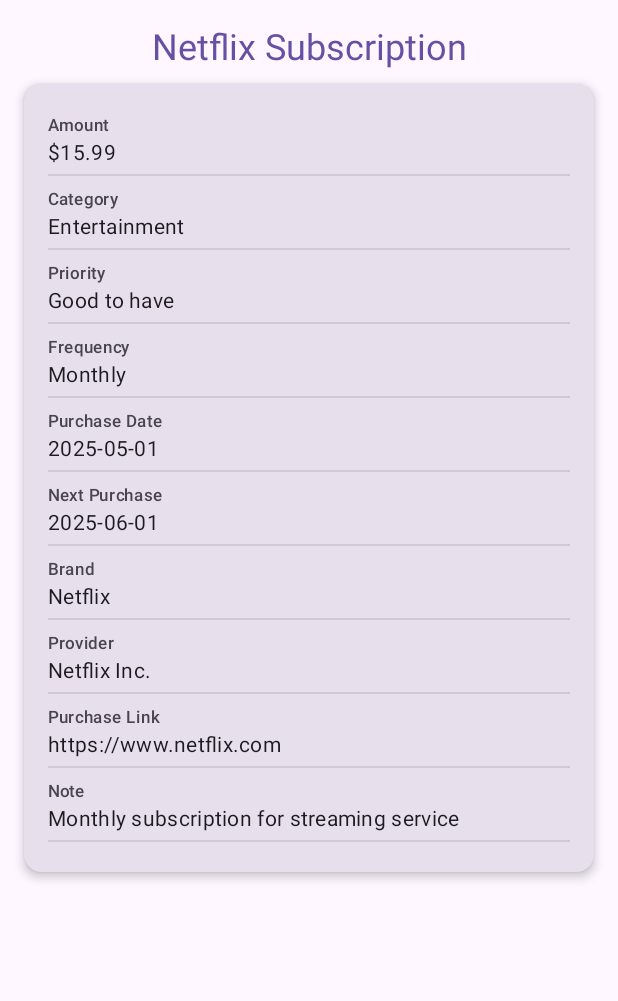
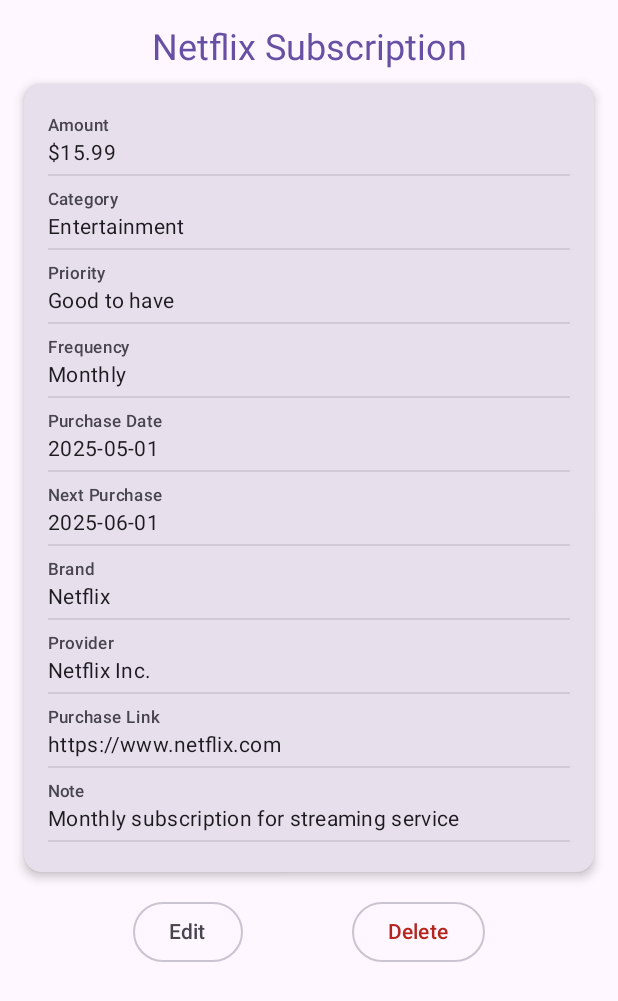
Before and after one commit to Klariskao/Android-Budgeting-app-, an Android app built with Jetpack Compose: the @Preview function ExpenseDetailScreenPreview, on a phone screen of 412 x 824 dp. Shown: the top 1001 px of the screen. Run offline under Robolectric (Android 15) with nearby library versions, the phone set to English and light mode, and no system bars; our stand-ins replace Room's generated code.

Commit message:
💄 Add edit and delete buttons to Expense detail

```diff
--- a/app/src/main/java/com/example/mybudget/MainActivity.kt
+++ b/app/src/main/java/com/example/mybudget/MainActivity.kt
@@ -57,7 +57,7 @@ class MainActivity : ComponentActivity() {
                         val viewModel: ExpenseDetailViewModel = koinViewModel(
                             viewModelStoreOwner = backStackEntry,
                         )
-                        ExpenseDetailScreen(viewModel = viewModel)
+                        ExpenseDetailScreen(viewModel = viewModel, navController)
                     }
                 }
             }
--- a/app/src/main/java/com/example/mybudget/data/local/ExpenseDao.kt
+++ b/app/src/main/java/com/example/mybudget/data/local/ExpenseDao.kt
@@ -4,6 +4,7 @@ import androidx.room.Dao
 import androidx.room.Delete
 import androidx.room.Insert
 import androidx.room.Query
+import androidx.room.Update
 import com.example.mybudget.data.model.Expense
 import kotlinx.coroutines.flow.Flow
 
@@ -15,9 +16,12 @@ interface ExpenseDao {
     @Delete
     suspend fun deleteExpense(expense: Expense)
 
+    @Update
+    suspend fun updateExpense(expense: Expense)
+
     @Query("SELECT * FROM expenses")
     suspend fun getAllExpenses(): List<Expense>
 
     @Query("SELECT * FROM expenses WHERE id = :id")
-    fun getExpenseById(id: Long): Flow<Expense?>
+    fun getExpenseById(id: Long): Flow<Expense>
 }
--- a/app/src/main/java/com/example/mybudget/data/local/MockExpenseDao.kt
+++ b/app/src/main/java/com/example/mybudget/data/local/MockExpenseDao.kt
@@ -51,5 +51,6 @@ class MockExpenseDao : ExpenseDao {
     }
 
     override suspend fun getAllExpenses(): List<Expense> = expenseList
-    override fun getExpenseById(id: Long): Flow<Expense?> = flowOf(expenseList.first())
+    override fun getExpenseById(id: Long): Flow<Expense> = flowOf(expenseList.first())
+    override suspend fun updateExpense(expense: Expense) {}
 }
--- a/app/src/main/java/com/example/mybudget/repository/BudgetRepository.kt
+++ b/app/src/main/java/com/example/mybudget/repository/BudgetRepository.kt
@@ -12,10 +12,11 @@ interface BudgetRepository {
     suspend fun getBudget(): Budget
     suspend fun saveBudget(budget: Budget)
     suspend fun addExpense(expense: Expense)
-     fun getExpenseById(id: Long): Flow<Expense>
+    fun getExpenseById(id: Long): Flow<Expense>
     suspend fun removeExpense(expense: Expense)
     suspend fun loadBudgetFromDatabase()
     suspend fun saveBudgetToDatabase(budget: Budget)
     suspend fun addIncome(income: Income)
     suspend fun removeIncome(income: Income)
+    suspend fun updateExpense(expense: Expense)
 }
--- a/app/src/main/java/com/example/mybudget/repository/BudgetRepositoryImpl.kt
+++ b/app/src/main/java/com/example/mybudget/repository/BudgetRepositoryImpl.kt
@@ -77,4 +77,8 @@ class BudgetRepositoryImpl(private val expenseDao: ExpenseDao, private val incom
 
         budget.expenses.forEach { expenseDao.insertExpense(it) }
     }
+
+    override suspend fun updateExpense(expense: Expense) {
+        expenseDao.updateExpense(expense)
+    }
 }
--- a/app/src/main/java/com/example/mybudget/ui/ExpenseDetailViewModel.kt
+++ b/app/src/main/java/com/example/mybudget/ui/ExpenseDetailViewModel.kt
@@ -5,36 +5,49 @@ import androidx.lifecycle.SavedStateHandle
 import androidx.lifecycle.ViewModel
 import androidx.lifecycle.viewModelScope
 import com.example.mybudget.data.model.Expense
-import com.example.mybudget.data.model.ExpenseCategory
-import com.example.mybudget.data.model.ExpenseFrequency
-import com.example.mybudget.data.model.ExpensePriority
 import com.example.mybudget.repository.BudgetRepository
-import kotlinx.coroutines.flow.SharingStarted
-import kotlinx.coroutines.flow.StateFlow
-import kotlinx.coroutines.flow.stateIn
+import com.example.mybudget.ui.model.ExpenseDetailEvent
+import kotlinx.coroutines.flow.Flow
+import kotlinx.coroutines.flow.MutableSharedFlow
+import kotlinx.coroutines.flow.asSharedFlow
+import kotlinx.coroutines.launch
 
-class ExpenseDetailViewModel(savedStateHandle: SavedStateHandle, repository: BudgetRepository) :
-    ViewModel() {
+class ExpenseDetailViewModel(
+    savedStateHandle: SavedStateHandle,
+    private val repository: BudgetRepository,
+) : ViewModel() {
+
+    private val _navigateBack = MutableSharedFlow<Unit>()
+    val navigateBack = _navigateBack.asSharedFlow()
 
     private val expenseId: Long = savedStateHandle.get<Long>("expenseId")
         ?: throw IllegalArgumentException("Missing expenseId")
 
-    val expense: StateFlow<Expense> =
-        repository
-            .getExpenseById(expenseId)
-            .stateIn(
-                scope = viewModelScope,
-                started = SharingStarted.WhileSubscribed(5000),
-                initialValue = Expense(
-                    name = "",
-                    amount = 0.0,
-                    priority = ExpensePriority.REQUIRED,
-                    frequency = ExpenseFrequency.YEARLY,
-                    category = ExpenseCategory.HOME,
-                ),
-            )
+    val expenseFlow: Flow<Expense> = repository.getExpenseById(expenseId)
+
 
     init {
         Log.d("ExpenseDetailVM", "expenseId = $expenseId")
     }
+
+    fun onEvent(event: ExpenseDetailEvent) {
+        Log.d("ExpenseDetailVM", "Event triggered: $event")
+        when (event) {
+            is ExpenseDetailEvent.UpdateExpense -> updateExpense(event.expense)
+            is ExpenseDetailEvent.RemoveExpense -> deleteExpense(event.expense)
+        }
+    }
+
+    private fun updateExpense(expense: Expense) {
+        viewModelScope.launch {
+            repository.updateExpense(expense)
+        }
+    }
+
+    private fun deleteExpense(expense: Expense) {
+        viewModelScope.launch {
+            repository.removeExpense(expense)
+            _navigateBack.emit(Unit)
+        }
+    }
 }
--- a/app/src/main/java/com/example/mybudget/ui/screens/ExpenseDetailScreen.kt
+++ b/app/src/main/java/com/example/mybudget/ui/screens/ExpenseDetailScreen.kt
@@ -1,8 +1,11 @@
 package com.example.mybudget.ui.screens
 
 import android.content.res.Configuration
+import android.util.Log
 import androidx.compose.foundation.background
+import androidx.compose.foundation.layout.Arrangement
 import androidx.compose.foundation.layout.Column
+import androidx.compose.foundation.layout.Row
 import androidx.compose.foundation.layout.Spacer
 import androidx.compose.foundation.layout.fillMaxSize
 import androidx.compose.foundation.layout.fillMaxWidth
@@ -10,30 +13,54 @@ import androidx.compose.foundation.layout.height
 import androidx.compose.foundation.layout.padding
 import androidx.compose.foundation.rememberScrollState
 import androidx.compose.foundation.verticalScroll
+import androidx.compose.material.CircularProgressIndicator
 import androidx.compose.material.Divider
+import androidx.compose.material3.ButtonDefaults
 import androidx.compose.material3.Card
 import androidx.compose.material3.CardDefaults
 import androidx.compose.material3.MaterialTheme
+import androidx.compose.material3.OutlinedButton
 import androidx.compose.material3.Text
 import androidx.compose.runtime.Composable
+import androidx.compose.runtime.LaunchedEffect
 import androidx.compose.runtime.collectAsState
 import androidx.compose.runtime.getValue
+import androidx.compose.runtime.mutableStateOf
+import androidx.compose.runtime.remember
+import androidx.compose.runtime.setValue
 import androidx.compose.ui.Modifier
 import androidx.compose.ui.text.style.TextAlign
 import androidx.compose.ui.tooling.preview.Preview
 import androidx.compose.ui.unit.dp
 import androidx.lifecycle.SavedStateHandle
+import androidx.navigation.NavController
+import androidx.navigation.compose.rememberNavController
 import com.example.mybudget.data.local.MockExpenseDao
 import com.example.mybudget.data.local.MockIncomeDao
 import com.example.mybudget.data.model.ExpenseFrequency
 import com.example.mybudget.repository.BudgetRepositoryImpl
 import com.example.mybudget.ui.ExpenseDetailViewModel
+import com.example.mybudget.ui.dialogs.DeleteConfirmationDialog
+import com.example.mybudget.ui.dialogs.EditExpenseDialog
 import com.example.mybudget.ui.helpers.formatCurrency
+import com.example.mybudget.ui.model.ExpenseDetailEvent
 import com.example.mybudget.ui.theme.MyBudgetTheme
+import kotlinx.coroutines.flow.collectLatest
 
 @Composable
-fun ExpenseDetailScreen(viewModel: ExpenseDetailViewModel) {
-    val expense by viewModel.expense.collectAsState()
+fun ExpenseDetailScreen(viewModel: ExpenseDetailViewModel, navController: NavController) {
+    val expense by viewModel.expenseFlow.collectAsState(initial = null)
+
+    var showEditDialog by remember { mutableStateOf(false) }
+    var showDeleteDialog by remember { mutableStateOf(false) }
+
+    LaunchedEffect(Unit) {
+        viewModel.navigateBack.collectLatest {
+            navController.popBackStack()
+        }
+    }
+
+    expense?.let { safeExpense ->
         Column(
             modifier = Modifier
                 .fillMaxSize()
@@ -42,7 +69,7 @@ fun ExpenseDetailScreen(viewModel: ExpenseDetailViewModel) {
                 .verticalScroll(rememberScrollState()),
         ) {
             Text(
-            text = expense.name,
+                text = safeExpense.name,
                 modifier = Modifier.fillMaxWidth(),
                 textAlign = TextAlign.Center,
                 style = MaterialTheme.typography.headlineSmall,
@@ -59,35 +86,80 @@ fun ExpenseDetailScreen(viewModel: ExpenseDetailViewModel) {
                 elevation = CardDefaults.cardElevation(defaultElevation = 4.dp),
             ) {
                 Column(modifier = Modifier.padding(16.dp)) {
-                InfoRow(label = "Amount", value = formatCurrency(expense.amount))
-                InfoRow(label = "Category", value = expense.category.label)
-                InfoRow(label = "Priority", value = expense.priority.label)
-                InfoRow(label = "Frequency", value = expense.frequency.label)
-                if (expense.frequency == ExpenseFrequency.CUSTOM &&
-                    expense.customFrequencyInDays != null
+                    InfoRow(label = "Amount", value = formatCurrency(safeExpense.amount))
+                    InfoRow(label = "Category", value = safeExpense.category.label)
+                    InfoRow(label = "Priority", value = safeExpense.priority.label)
+                    InfoRow(label = "Frequency", value = safeExpense.frequency.label)
+                    if (safeExpense.frequency == ExpenseFrequency.CUSTOM &&
+                        safeExpense.customFrequencyInDays != null
                     ) {
                         InfoRow(
                             label = "Custom Frequency",
-                        value = "${expense.customFrequencyInDays} days",
+                            value = "${safeExpense.customFrequencyInDays} days",
                         )
                     }
-                InfoRow(label = "Purchase Date", value = expense.purchaseDate.toString())
-                InfoRow(label = "Next Purchase", value = expense.nextPurchaseDate.toString())
-                if (expense.brand.isNotBlank()) {
-                    InfoRow(label = "Brand", value = expense.brand)
+                    InfoRow(label = "Purchase Date", value = safeExpense.purchaseDate.toString())
+                    InfoRow(label = "Next Purchase", value = safeExpense.nextPurchaseDate.toString())
+                    if (safeExpense.brand.isNotBlank()) {
+                        InfoRow(label = "Brand", value = safeExpense.brand)
                     }
-                if (expense.provider.isNotBlank()) {
-                    InfoRow(label = "Provider", value = expense.provider)
+                    if (safeExpense.provider.isNotBlank()) {
+                        InfoRow(label = "Provider", value = safeExpense.provider)
                     }
-                if (expense.linkToPurchase.isNotBlank()) {
-                    InfoRow(label = "Purchase Link", value = expense.linkToPurchase)
+                    if (safeExpense.linkToPurchase.isNotBlank()) {
+                        InfoRow(label = "Purchase Link", value = safeExpense.linkToPurchase)
                     }
-                if (!expense.note.isNullOrBlank()) {
-                    InfoRow(label = "Note", value = expense.note ?: "")
+                    if (!safeExpense.note.isNullOrBlank()) {
+                        InfoRow(label = "Note", value = safeExpense.note ?: "")
                     }
                 }
             }
+
+            Spacer(modifier = Modifier.height(16.dp))
+
+            // Edit / Delete Buttons
+            Row(
+                modifier = Modifier.fillMaxWidth(),
+                horizontalArrangement = Arrangement.SpaceEvenly,
+            ) {
+                OutlinedButton(onClick = { showEditDialog = true }) {
+                    Text("Edit")
                 }
+                OutlinedButton(
+                    onClick = { showDeleteDialog = true },
+                    colors = ButtonDefaults.outlinedButtonColors(
+                        contentColor = MaterialTheme.colorScheme.error,
+                    ),
+                ) {
+                    Text("Delete")
+                }
+            }
+        }
+
+        // Edit Dialog
+        if (showEditDialog) {
+            EditExpenseDialog(
+                expense = safeExpense,
+                onDismiss = { showEditDialog = false },
+                onSave = {
+                    viewModel.onEvent(ExpenseDetailEvent.UpdateExpense(it))
+                    showEditDialog = false
+                },
+            )
+        }
+
+        // Delete Confirmation Dialog
+        if (showDeleteDialog) {
+            DeleteConfirmationDialog(
+                name = safeExpense.name,
+                onConfirm = {
+                    viewModel.onEvent(ExpenseDetailEvent.RemoveExpense(safeExpense))
+                    showDeleteDialog = false
+                },
+                onDismiss = { showDeleteDialog = false },
+            )
+        }
+    } ?: CircularProgressIndicator()
 }
 
 @Composable
@@ -123,6 +195,7 @@ fun ExpenseDetailScreenPreview() {
                     MockIncomeDao(),
                 ),
             ),
+            navController = rememberNavController(),
         )
     }
 }
@@ -140,6 +213,7 @@ fun ExpenseDetailScreenPreviewDark() {
                     MockIncomeDao(),
                 ),
             ),
+            navController = rememberNavController(),
         )
     }
 }
```
Also changed, not shown: app/src/main/java/com/example/mybudget/ui/BudgetViewModel.kt (+5 -4 lines), app/src/main/java/com/example/mybudget/ui/dialogs/DeleteConfirmationDialog.kt (+4 -4 lines), app/src/main/java/com/example/mybudget/ui/model/ExpenseDetailEvent.kt (added, +8 -0 lines), app/src/main/java/com/example/mybudget/ui/screens/BudgetScreen.kt (+8 -15 lines). Lines whose indentation alone changed are shown as unchanged.
